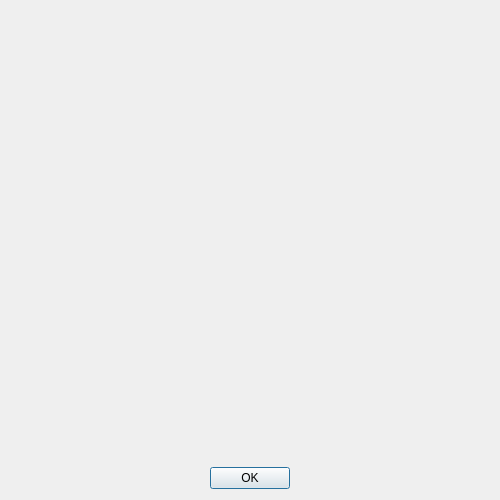
Qt form HoofdpijnAgenda/ernstgrafiek.ui (patrick-kox/Hoofdpijn-Agenda) before a commit.
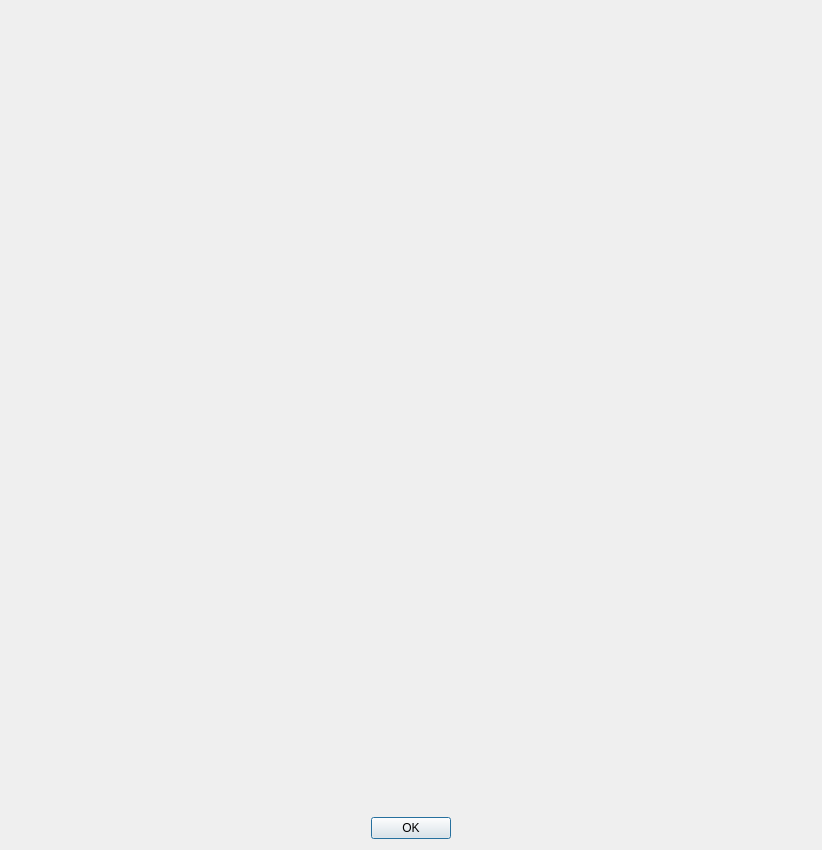
The same form after that commit. Icons and pictures are not drawn.

The edit to the form file:
```diff
--- a/HoofdpijnAgenda/ernstgrafiek.ui
+++ b/HoofdpijnAgenda/ernstgrafiek.ui
@@ -6,14 +6,20 @@
    <rect>
     <x>0</x>
     <y>0</y>
-    <width>500</width>
-    <height>500</height>
+    <width>800</width>
+    <height>800</height>
    </rect>
   </property>
   <property name="minimumSize">
    <size>
-    <width>500</width>
-    <height>500</height>
+    <width>800</width>
+    <height>800</height>
+   </size>
+  </property>
+  <property name="maximumSize">
+   <size>
+    <width>800</width>
+    <height>800</height>
    </size>
   </property>
   <property name="windowTitle">
@@ -32,6 +38,18 @@
    </property>
    <item>
     <widget class="QFrame" name="horizontalFrame">
+     <property name="minimumSize">
+      <size>
+       <width>800</width>
+       <height>800</height>
+      </size>
+     </property>
+     <property name="maximumSize">
+      <size>
+       <width>800</width>
+       <height>800</height>
+      </size>
+     </property>
      <layout class="QHBoxLayout" name="horizontalLayout"/>
     </widget>
    </item>
```
Left out of the diff: 3 changed lines with no effect on the pictures.
